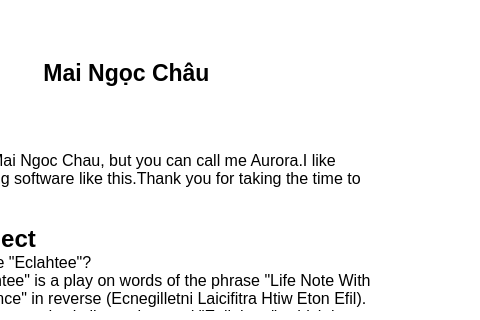
Qt form SPCK/GUI/About.ui (MaiNgocChau9/Python-App-A-) before a commit; both pictures show x 300 to 780 and y 104 to 424 of the 780 by 550 pixel window.
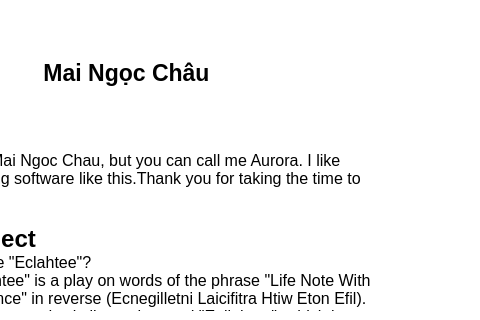
The same form after that commit. Icons and pictures are not drawn.

The edit to the form file:
```diff
--- a/SPCK/GUI/About.ui
+++ b/SPCK/GUI/About.ui
@@ -361,7 +361,7 @@
 p, li { white-space: pre-wrap; }
 &lt;/style&gt;&lt;/head&gt;&lt;body style=&quot; font-family:'Segoe UI'; font-size:8.25pt; font-weight:400; font-style:normal;&quot;&gt;
 &lt;p style=&quot; margin-top:0px; margin-bottom:0px; margin-left:0px; margin-right:0px; -qt-block-indent:0; text-indent:0px;&quot;&gt;&lt;span style=&quot; font-size:18pt; font-weight:600;&quot;&gt;About me&lt;/span&gt;&lt;/p&gt;
-&lt;p style=&quot; margin-top:0px; margin-bottom:0px; margin-left:0px; margin-right:0px; -qt-block-indent:0; text-indent:0px;&quot;&gt;&lt;span style=&quot; font-family:'MS Shell Dlg 2'; font-size:12pt;&quot;&gt;Hi, my name is Mai Ngoc Chau, but you can call me Aurora.I like making interesting software like this.Thank you for taking the time to try my product.&lt;/span&gt;&lt;/p&gt;
+&lt;p style=&quot; margin-top:0px; margin-bottom:0px; margin-left:0px; margin-right:0px; -qt-block-indent:0; text-indent:0px;&quot;&gt;&lt;span style=&quot; font-family:'MS Shell Dlg 2'; font-size:12pt;&quot;&gt;Hi, my name is Mai Ngoc Chau, but you can call me Aurora. I like making interesting software like this.Thank you for taking the time to try my product.&lt;/span&gt;&lt;/p&gt;
 &lt;p style=&quot;-qt-paragraph-type:empty; margin-top:0px; margin-bottom:0px; margin-left:0px; margin-right:0px; -qt-block-indent:0; text-indent:0px; font-family:'MS Shell Dlg 2'; font-size:12pt;&quot;&gt;&lt;br /&gt;&lt;/p&gt;
 &lt;p style=&quot; margin-top:0px; margin-bottom:0px; margin-left:0px; margin-right:0px; -qt-block-indent:0; text-indent:0px;&quot;&gt;&lt;span style=&quot; font-family:'MS Shell Dlg 2'; font-size:18pt; font-weight:600;&quot;&gt;About project&lt;/span&gt;&lt;/p&gt;
 &lt;p style=&quot; margin-top:0px; margin-bottom:0px; margin-left:0px; margin-right:0px; -qt-block-indent:0; text-indent:0px;&quot;&gt;&lt;span style=&quot; font-family:'MS Shell Dlg 2'; font-size:12pt;&quot;&gt;What is the name &amp;quot;Eclahtee&amp;quot;?&lt;br /&gt;The name &amp;quot;Eclahtee&amp;quot; is a play on words of the phrase &amp;quot;Life Note With Artificial Intelligence&amp;quot; in reverse (Ecnegilletni Laicifitra Htiw Eton Efil). &lt;br /&gt;In addition, it also sounds similar to the word &amp;quot;Enlighten&amp;quot;, which is appropriate for the meaning of the software as it has A.I integration.&lt;/span&gt;&lt;/p&gt;&lt;/body&gt;&lt;/html&gt;</string>
```
